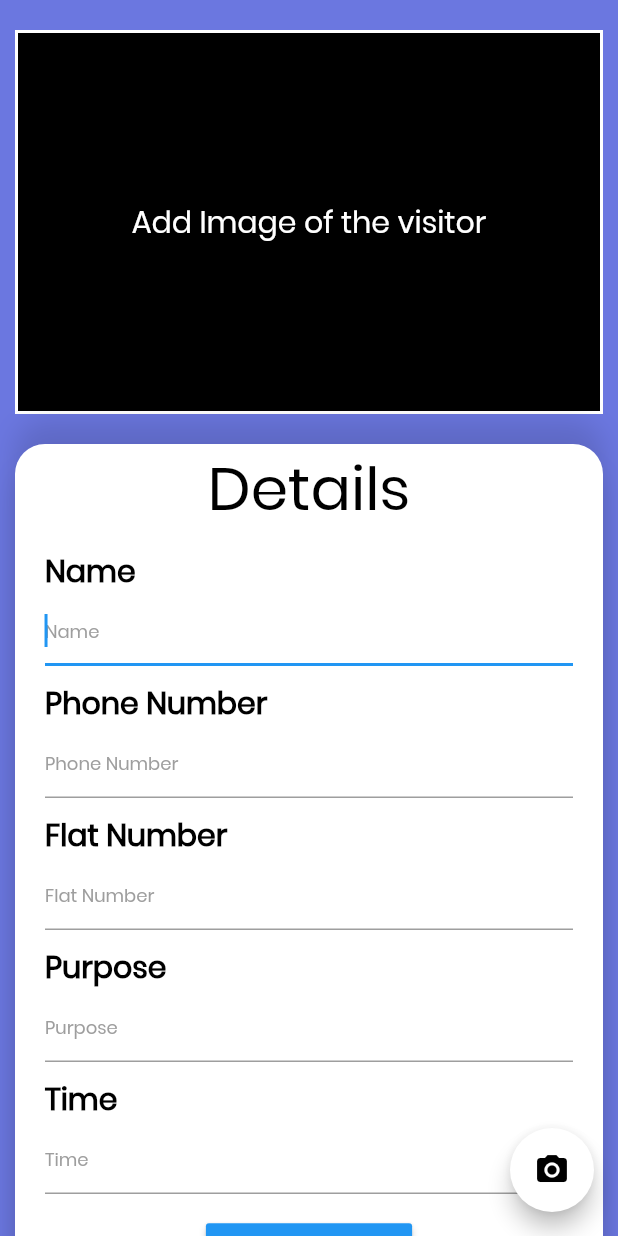
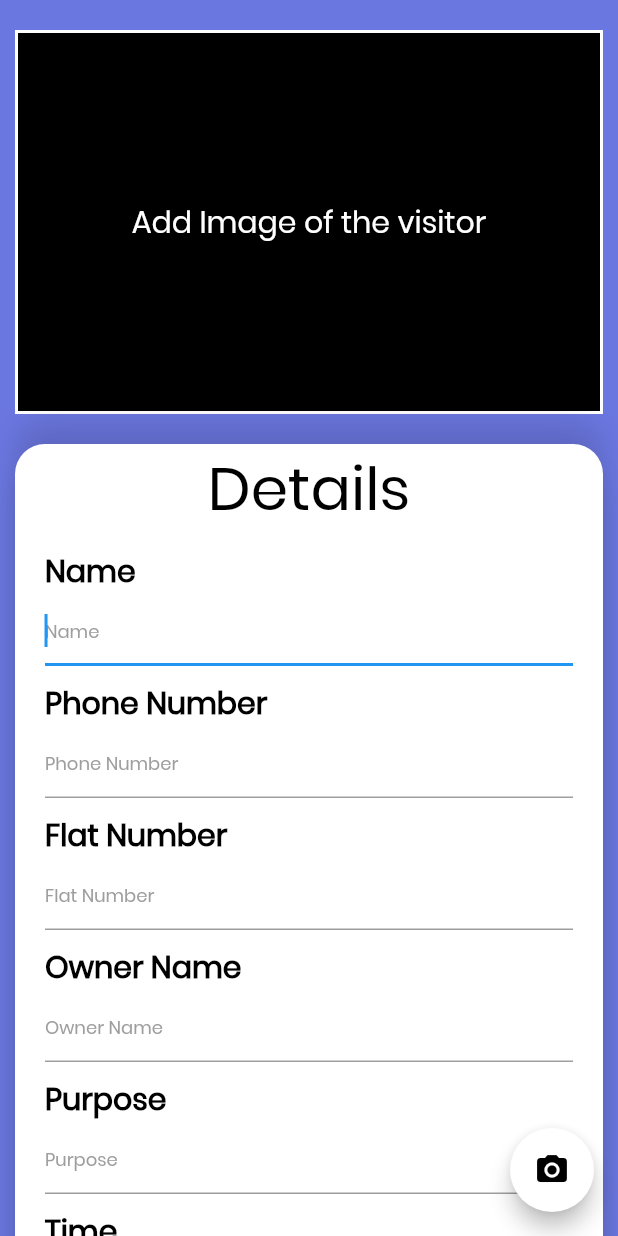
Before and after one commit to ritik-rathi/freelance_project, a Flutter app: the NewVisitorPage screen opened directly, on a phone screen of 412 x 824 dp. Run offline on Flutter 3.47's test engine with Material 2 defaults, Android fonts, the phone set to English and light mode, and no system bars; our stand-ins replace cloud_firestore, firebase_auth, image_picker; accounts and stored records are empty.

Commit message:
Some tweaks

```diff
--- a/lib/screens/new_visitor.dart
+++ b/lib/screens/new_visitor.dart
@@ -3,7 +3,7 @@ import 'dart:io';
 import 'package:flutter/material.dart';
 import 'package:image_picker/image_picker.dart';
 
-String vName, vPhone, vPurpose, vFlat, vTime;
+String vName, vPhone, vPurpose, vFlat, vTime , oName;
 
 class NewVisitorPage extends StatefulWidget {
   @override
@@ -181,6 +181,37 @@ class _NewVisitorPageState extends State<NewVisitorPage> {
                       Align(
                         alignment: Alignment.centerLeft,
                         child: Text(
+                          'Owner Name',
+                          style: TextStyle(
+                              fontSize: 20.0,
+                              fontWeight: FontWeight.bold,
+                              color: Colors.black),
+                        ),
+                      ),
+                      TextField(
+                        autofocus: true,
+                        onChanged: (value) {
+                          vName = value;
+                        },
+                        // controller: _taskTitleController,
+                        decoration: InputDecoration(
+                            hintText: 'Owner Name',
+                            hintStyle: TextStyle(
+                                color: Colors.grey,
+                                fontWeight: FontWeight.w500,
+                                fontSize: 12.0)),
+                      )
+                    ],
+                  ),
+                ),
+                Padding(
+                  padding:
+                      const EdgeInsets.only(top: 10.0, left: 20.0, right: 20.0),
+                  child: Column(
+                    children: <Widget>[
+                      Align(
+                        alignment: Alignment.centerLeft,
+                        child: Text(
                           'Purpose',
                           style: TextStyle(
                               fontSize: 20.0,
--- a/pubspec.yaml
+++ b/pubspec.yaml
@@ -30,6 +30,7 @@ dependencies:
   url_launcher: ^5.0.2
   gradient_widgets: ^0.4.1
   image_picker: ^0.6.0+3
+  sms: ^0.2.4
 
 dev_dependencies:
   flutter_test:
```
Also changed, not shown: pubspec.lock, 1 other file.
